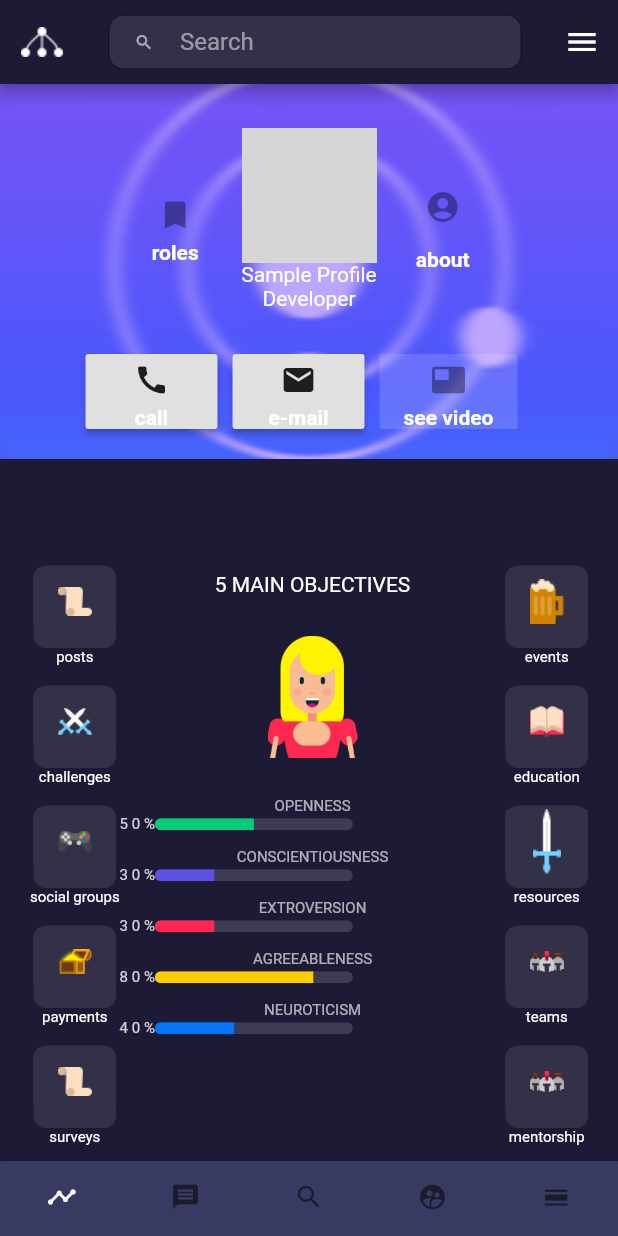
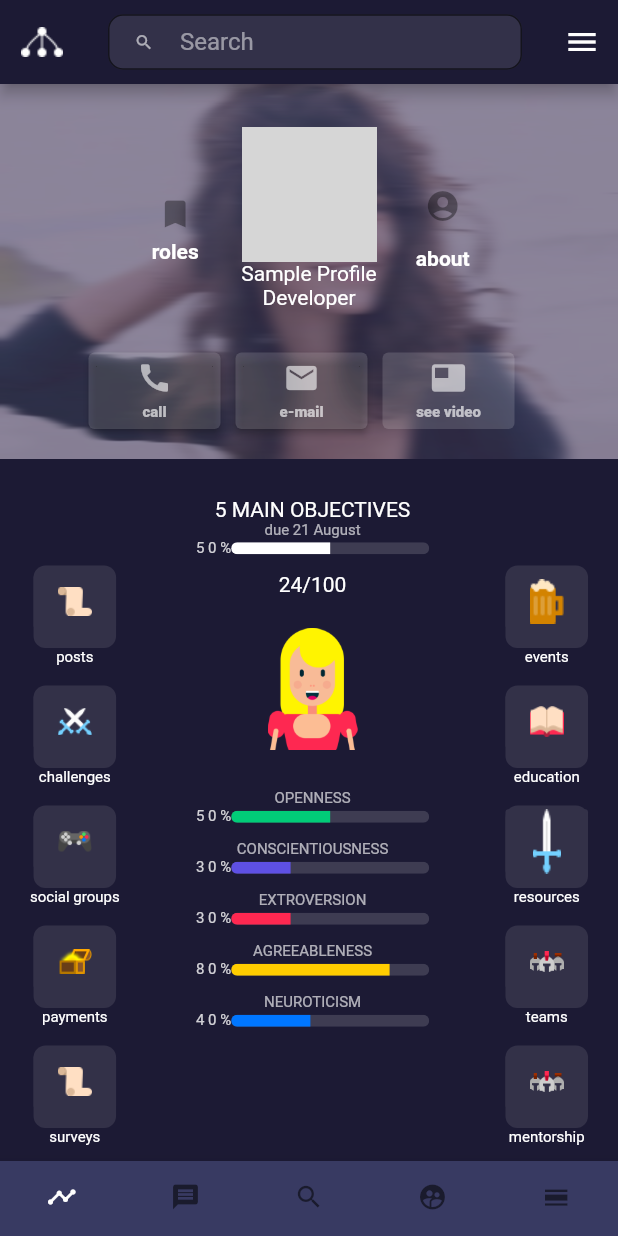
Before and after one commit to serkon/intern, a Flutter app: the NavigationHost screen opened directly, item 2 of the bottom bar chosen, after a tap on "call", on a phone screen of 412 x 824 dp. Run offline on Flutter 3.47's test engine with Material 2 defaults, Android fonts, the phone set to English and light mode, and no system bars; our stand-ins replace flutter_slidable, shared_preferences; missing offline and left inert: encrypt; accounts and stored records are empty; network calls fail; grey boxes are pictures that could not be loaded.

Commit message:
employe info design with negativa padding :(

```diff
--- a/lib/widget/stateful/screens/employee_info_screen.dart
+++ b/lib/widget/stateful/screens/employee_info_screen.dart
@@ -11,7 +11,6 @@ import 'package:flutter_login/widget/stateless/give_message.dart';
 
 import 'package:flutter_login/widget/stateless/search_box.dart';
 import 'package:flutter_login/widget/stateless/blur_img.dart';
-
 
 final GlobalKey<ScaffoldState> scaffoldKey = GlobalKey<ScaffoldState>();
 
@@ -59,7 +58,8 @@ class EmployeeInfoScreenState extends AuthenticatedScreenState {
                   backgroundColor: Color(0xFF1c1a34),
                   leading: Builder(builder: (BuildContext context) {
                     AssetImage assetImage = AssetImage('assets/images/org.png');
-              Image image = Image(image: assetImage, width: 19.0, height: 17.0);
+                    Image image =
+                        Image(image: assetImage, width: 19.0, height: 17.0);
                     return Container(child: image);
                   }),
                   title: SearchBox(),
@@ -69,7 +69,7 @@ class EmployeeInfoScreenState extends AuthenticatedScreenState {
                       icon: const Icon(Icons.menu),
                     )
                   ]),
-        body:      Stack(
+              body: Stack(
                 children: <Widget>[
                   Positioned.fill(
                       child: Container(
@@ -78,12 +78,15 @@ class EmployeeInfoScreenState extends AuthenticatedScreenState {
                             children: <Widget>[
                               ExpenseImageAsset2(),
                               Container(
-                          child: Row(children: [
+                                child: Row(
+                                    children: [
                                   Padding(
-                                padding: EdgeInsets.only(left: 20, top: 71),
+                                      padding:
+                                          EdgeInsets.only(left: 20, top: 71),
                                       child: Column(children: [
                                         SampleButton(
-                                      'assets/custom_icons/posts.png', 'posts'),
+                                            'assets/custom_icons/posts.png',
+                                            'posts'),
                                         SampleButton(
                                             'assets/custom_icons/challenges.png',
                                             'challenges'),
@@ -93,32 +96,82 @@ class EmployeeInfoScreenState extends AuthenticatedScreenState {
                                         SampleButton(
                                             'assets/custom_icons/treasure.png',
                                             'payments'),
-                                  SampleButton('assets/custom_icons/posts.png',
+                                        SampleButton(
+                                            'assets/custom_icons/posts.png',
                                             'surveys'),
                                       ])),
                                   Expanded(
                                       child: Column(
                                     mainAxisAlignment: MainAxisAlignment.center,
                                     children: <Widget>[
+                                      Container(
+                                        transform: Matrix4.translationValues(
+                                            0.0, -25.0, 0.0),
+                                        child: Column(
+                                          children: <Widget>[
                                             Text("5 MAIN OBJECTIVES",
-                                        style: TextStyle(color: Colors.white)),
+                                                style:
+                                                TextStyle(color: Colors.white)),
+                                            ProgressBar(
+                                                5,
+                                                AlwaysStoppedAnimation<Color>(
+                                                    Color(0xFFFFFFFF)),
+                                                'due 21 August'),
+                                            Text("24/100",
+                                                style:
+                                                TextStyle(color: Colors.white))
+                                          ],
+                                        )
+                                      ,
+                                      ),
                                       Center(
+                                          child: Column(children: [
+                                            Container(
+                                              transform: Matrix4.translationValues(
+                                                  0.0, -30.0, 0.0),
                                               child: Column(
-                                            children: [
+                                                children: <Widget>[
                                                   CharacterImage(),
-                                              ProgressBar(5, AlwaysStoppedAnimation<Color>(Color(0xFF01cc78)), 'OPENNESS'),
-                                              ProgressBar(3, AlwaysStoppedAnimation<Color>(Color(0xFF5e50e4)), 'CONSCIENTIOUSNESS'),
-                                              ProgressBar(3, AlwaysStoppedAnimation<Color>(Color(0xFFfe2851)), 'EXTROVERSION'),
-                                              ProgressBar(8, AlwaysStoppedAnimation<Color>(Color(0xFFffcd00)), 'AGREEABLENESS'),
-                                              ProgressBar(4, AlwaysStoppedAnimation<Color>(Color(0xFF0076ff)), 'NEUROTICISM'),
+                                                  ProgressBar(
+                                                      5,
+                                                      AlwaysStoppedAnimation<Color>(
+                                                          Color(0xFF01cc78)),
+                                                      'OPENNESS'),
+                                                  ProgressBar(
+                                                      3,
+                                                      AlwaysStoppedAnimation<Color>(
+                                                          Color(0xFF5e50e4)),
+                                                      'CONSCIENTIOUSNESS'),
+                                                  ProgressBar(
+                                                      3,
+                                                      AlwaysStoppedAnimation<Color>(
+                                                          Color(0xFFfe2851)),
+                                                      'EXTROVERSION'),
+                                                  ProgressBar(
+                                                      8,
+                                                      AlwaysStoppedAnimation<Color>(
+                                                          Color(0xFFffcd00)),
+                                                      'AGREEABLENESS'),
+                                                  ProgressBar(
+                                                      4,
+                                                      AlwaysStoppedAnimation<Color>(
+                                                          Color(0xFF0076ff)),
+                                                      'NEUROTICISM'),
+                                                ],
+                                              )
 
-                                            ])) ],
+                                            ),
+
+                                      ]))
+                                    ],
                                   )),
                                   Padding(
-                                padding: EdgeInsets.only(right: 20, top: 71),
+                                      padding:
+                                          EdgeInsets.only(right: 20, top: 71),
                                       child: Column(children: [
                                         SampleButton(
-                                      'assets/custom_icons/beer.png', 'events'),
+                                            'assets/custom_icons/beer.png',
+                                            'events'),
                                         SampleButton(
                                             'assets/custom_icons/education.png',
                                             'education'),
@@ -126,17 +179,18 @@ class EmployeeInfoScreenState extends AuthenticatedScreenState {
                                             'assets/custom_icons/resources.png',
                                             'resources'),
                                         SampleButton(
-                                      'assets/custom_icons/teams.png', 'teams'),
-                                  SampleButton('assets/custom_icons/teams.png',
+                                            'assets/custom_icons/teams.png',
+                                            'teams'),
+                                        SampleButton(
+                                            'assets/custom_icons/teams.png',
                                             'mentorship'),
-                                ])),]),
+                                      ])),
+                                ]),
                               ),
                             ],
                           ))),
-
                 ],
               ),
-
             )));
   }
 }
--- a/lib/widget/stateless/blur_img.dart
+++ b/lib/widget/stateless/blur_img.dart
@@ -15,7 +15,7 @@ class ExpenseImageAsset2 extends StatelessWidget {
         width: MediaQuery.of(context).size.width,
         decoration: BoxDecoration(
           image: DecorationImage(
-            image: AssetImage('assets/images/journey_logo.png'),
+            image: AssetImage('assets/images/employee_profil.jpg'),
             fit: BoxFit.cover,
           ),
         ),
@@ -23,7 +23,7 @@ class ExpenseImageAsset2 extends StatelessWidget {
             filter: ImageFilter.blur(sigmaX: 5, sigmaY: 0),
             child: Container(
                 padding: EdgeInsets.symmetric(horizontal: 5.0),
-                color: Colors.deepPurpleAccent.withOpacity(0.5),
+                color: Color(0xFF463D63).withOpacity(0.61),
                 child: Column(children: <Widget>[
                   Expanded(
                       child: Row(
@@ -80,9 +80,11 @@ class ExpenseImageAsset2 extends StatelessWidget {
                         Padding(
                             padding: EdgeInsets.only(right: 10.0, bottom: 20),
                             child: RaisedButton(
+                                shape: RoundedRectangleBorder(borderRadius: new BorderRadius.circular(4.0)),
                                 onPressed: () {
                                   Navigator.pushNamed(context, RouteConstants.employeeInfoPhoneScreenRoute);
                                 },
+                                color: Colors.white.withOpacity(0.15),
                                 disabledColor: Colors.white.withOpacity(0.15),
                                 child: Column(
                                   mainAxisSize: MainAxisSize.min,
@@ -91,14 +93,16 @@ class ExpenseImageAsset2 extends StatelessWidget {
                                         padding: EdgeInsets.only(top: 5.0),
                                         child: Icon(
                                           Icons.call,
+                                          color: Colors.white.withOpacity(0.6),
                                         )),
                                     Padding(
-                                        padding: EdgeInsets.only(top: 5.0),
+                                        padding: EdgeInsets.only(top: 5.0, bottom: 5.0),
                                         child: Text(
                                           "call",
                                           style: TextStyle(
-                                            color: Colors.white,
-                                            fontWeight: FontWeight.bold,
+                                            color: Colors.white.withOpacity(0.65),
+                                            fontSize: 10,
+                                            fontWeight: FontWeight.w900,
                                           ),
                                         )),
                                   ],
@@ -106,9 +110,11 @@ class ExpenseImageAsset2 extends StatelessWidget {
                         Padding(
                             padding: EdgeInsets.only(right: 10.0, bottom: 20),
                             child: RaisedButton(
+                                shape: RoundedRectangleBorder(borderRadius: new BorderRadius.circular(4.0)),
                                 onPressed: () {
                                   Navigator.pushNamed(context, RouteConstants.employeeInfoMailScreenRoute);
                                 },
+                                color: Colors.white.withOpacity(0.15),
                                 disabledColor: Colors.white.withOpacity(0.15),
                                 child: Column(
                                   mainAxisSize: MainAxisSize.min,
@@ -117,14 +123,16 @@ class ExpenseImageAsset2 extends StatelessWidget {
                                         padding: EdgeInsets.only(top: 5.0),
                                         child: Icon(
                                           Icons.mail,
+                                          color: Colors.white.withOpacity(0.6),
                                         )),
                                     Padding(
-                                        padding: EdgeInsets.only(top: 5.0),
+                                        padding: EdgeInsets.only(top: 5.0, bottom: 5.0),
                                         child: Text(
                                           "e-mail",
                                           style: TextStyle(
-                                            color: Colors.white,
-                                            fontWeight: FontWeight.bold,
+                                            color: Colors.white.withOpacity(0.65),
+                                            fontSize: 10,
+                                            fontWeight: FontWeight.w900,
                                           ),
                                         )),
                                   ],
@@ -132,6 +140,7 @@ class ExpenseImageAsset2 extends StatelessWidget {
                         Padding(
                             padding: EdgeInsets.only(right: 10.0, bottom: 20),
                             child: RaisedButton(
+                                shape: RoundedRectangleBorder(borderRadius: new BorderRadius.circular(4.0)),
                                 disabledColor: Colors.white.withOpacity(0.15),
                                 child: Column(
                                   mainAxisSize: MainAxisSize.min,
@@ -140,14 +149,16 @@ class ExpenseImageAsset2 extends StatelessWidget {
                                         padding: EdgeInsets.only(top: 5.0),
                                         child: Icon(
                                           Icons.featured_video,
+                                          color: Colors.white.withOpacity(0.6),
                                         )),
                                     Padding(
-                                        padding: EdgeInsets.only(top: 5.0),
+                                        padding: EdgeInsets.only(top: 5.0, bottom: 5.0),
                                         child: Text(
                                           "see video",
                                           style: TextStyle(
-                                            color: Colors.white,
-                                            fontWeight: FontWeight.bold,
+                                            color: Colors.white.withOpacity(0.65),
+                                            fontSize: 10,
+                                            fontWeight: FontWeight.w900,
                                           ),
                                         )),
                                   ],
--- a/lib/widget/stateless/circled_image.dart
+++ b/lib/widget/stateless/circled_image.dart
@@ -2,7 +2,7 @@ import 'package:flutter/material.dart';
 
 class CircleImage extends StatelessWidget {
   var url =
-      "https://i.dailymail.co.uk/i/pix/2015/09/01/18/2BE1E88B00000578-3218613-image-m-5_1441127035222.jpg";
+      "https://i.elmaelma.com/2/750/430/storage/files/images/2019/08/04/beren-saatin-kurban-bayrami-paylasi-0JqH_cover.jpg";
   var name = "Sample Profile";
   var tittle = "Developer";
 
--- a/lib/widget/stateless/progress_bar.dart
+++ b/lib/widget/stateless/progress_bar.dart
@@ -3,33 +3,40 @@ import 'package:flutter/material.dart';
 class ProgressBar extends StatelessWidget {
   var value = 10;
   var fillColor = AlwaysStoppedAnimation<Color>(Color(0xFF01cc78));
-  var progressName= 'sample progress bar';
+  var progressName = 'sample progress bar';
 
   ProgressBar(this.value, this.fillColor, this.progressName);
+
   @override
   Widget build(BuildContext context) {
     return Container(
-      padding: EdgeInsets.only(bottom:10),
-      child: Column(
+        padding: EdgeInsets.only(bottom: 10),
+        child: Column(children: [
+          Text(
+            progressName,
+            style:
+                TextStyle(color: Colors.white.withOpacity(0.65), fontSize: 10),
+          ),
+          Center(
+            child: Row(
+                mainAxisAlignment: MainAxisAlignment.center,
                 children: [
-        Text(progressName, style: TextStyle(color: Colors.white.withOpacity(0.65), fontSize: 10),),
-     Row(
-       children:[
-         Text("$value 0 %", style: TextStyle(color: Colors.white.withOpacity(0.8), fontSize: 10),),
-
+            Text(
+              "$value 0 %",
+              style:
+                  TextStyle(color: Colors.white.withOpacity(0.8), fontSize: 10),
+            ),
             ClipRRect(
                 borderRadius: BorderRadius.circular(100.0),
                 child: Container(
                     width: 132.0,
                     height: 8.0,
-
-            child:
-            LinearProgressIndicator(
+                    child: LinearProgressIndicator(
                       backgroundColor: Colors.white.withOpacity(0.15),
                       valueColor: fillColor,
                       value: value * 0.1,
                     )))
-       ])
+          ]))
         ]));
   }
 }
--- a/pubspec.yaml
+++ b/pubspec.yaml
@@ -50,6 +50,7 @@ flutter:
     - assets/localization/tr.json
     - assets/images/welcome_background.png
     - assets/images/journey_logo.png
+    - assets/images/employee_profil.jpg
     - assets/images/org.png
     - assets/custom_icons/posts.png
     - assets/custom_icons/challenges.png
```
Also changed, not shown: assets/images/employee_profil.jpg (added), assets/images/employee_profil.png (added). Lines whose indentation alone changed are shown as unchanged.
